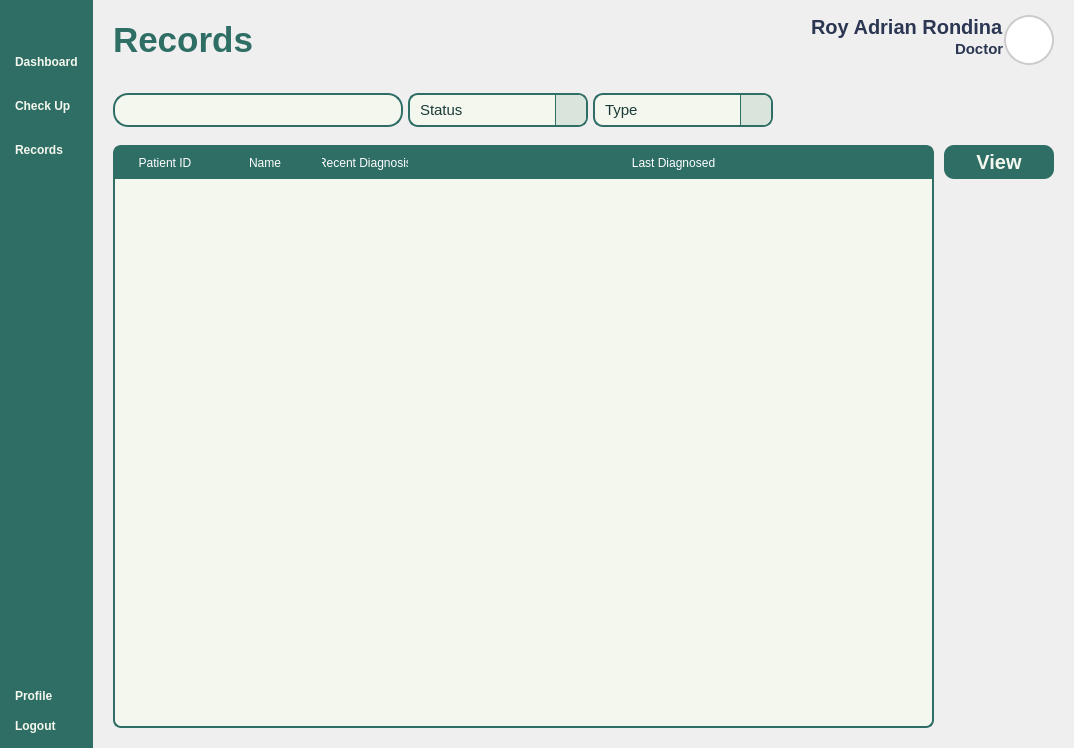
VinsmokeSanji69/COVACHA_CLINIC_SYSTEM, file Views/Doctor_CheckUpList.ui: the form before one commit.
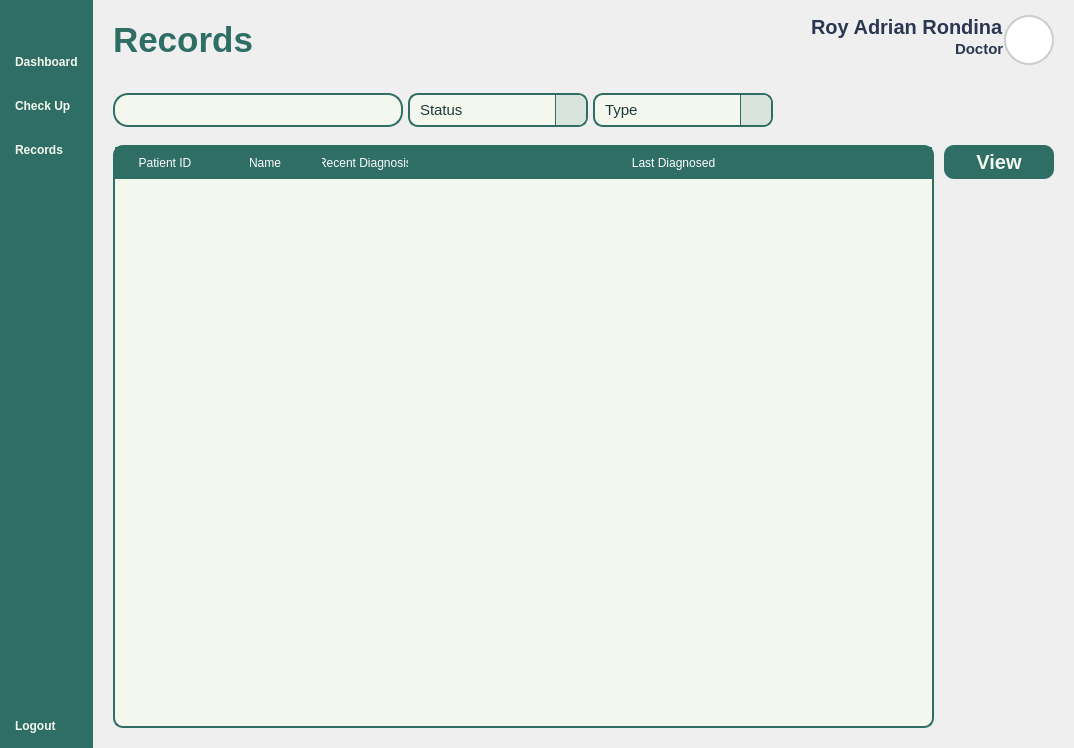
The form after the commit. Icons and pictures are not drawn.

Patch:
```diff
--- a/Views/Doctor_CheckUpList.ui
+++ b/Views/Doctor_CheckUpList.ui
@@ -205,23 +205,6 @@
         <property name="sizeConstraint">
          <enum>QLayout::SetNoConstraint</enum>
         </property>
-        <item>
-         <widget class="QPushButton" name="pushButton_9">
-          <property name="text">
-           <string>Profile</string>
-          </property>
-          <property name="icon">
-           <iconset>
-            <normaloff>:/lucide/icons/user-round-cog.svg</normaloff>:/lucide/icons/user-round-cog.svg</iconset>
-          </property>
-          <property name="iconSize">
-           <size>
-            <width>40</width>
-            <height>40</height>
-           </size>
-          </property>
-         </widget>
-        </item>
         <item>
          <widget class="QPushButton" name="pushButton_10">
           <property name="text">
@@ -753,7 +736,7 @@
                 <rect>
                  <x>0</x>
                  <y>0</y>
-                 <width>753</width>
+                 <width>686</width>
                  <height>581</height>
                 </rect>
                </property>
@@ -779,13 +762,12 @@
                    <string notr="true">QTableWidget {
 	background-color: #F4F7ED;
 	gridline-color: transparent;
-	border-radius: 8px;
+	border-radius: 10px;
 	border: 2px solid #2E6E65;
 }
 QTableWidget::item {
 	border: none;
-	font:500 16pt &quot;Satoshi&quot;;
-	color: #2B3752;
+	font: 16pt &quot;Lexend&quot;;
 }
 QTableWidget::item:selected {
 	background-color: rgba(46, 110, 101, 0.3);
@@ -794,7 +776,7 @@
 	background-color: #2E6E65;
 	color: white;
 	padding: 5px;
-	font: 700 15pt &quot;Satoshi&quot;;
+	font: 18px &quot;Lexend Medium&quot;;
 	border: 2px solid #2E6E65;
 }</string>
                   </property>
```
Left out of the diff: 32 changed lines with no effect on the pictures.
